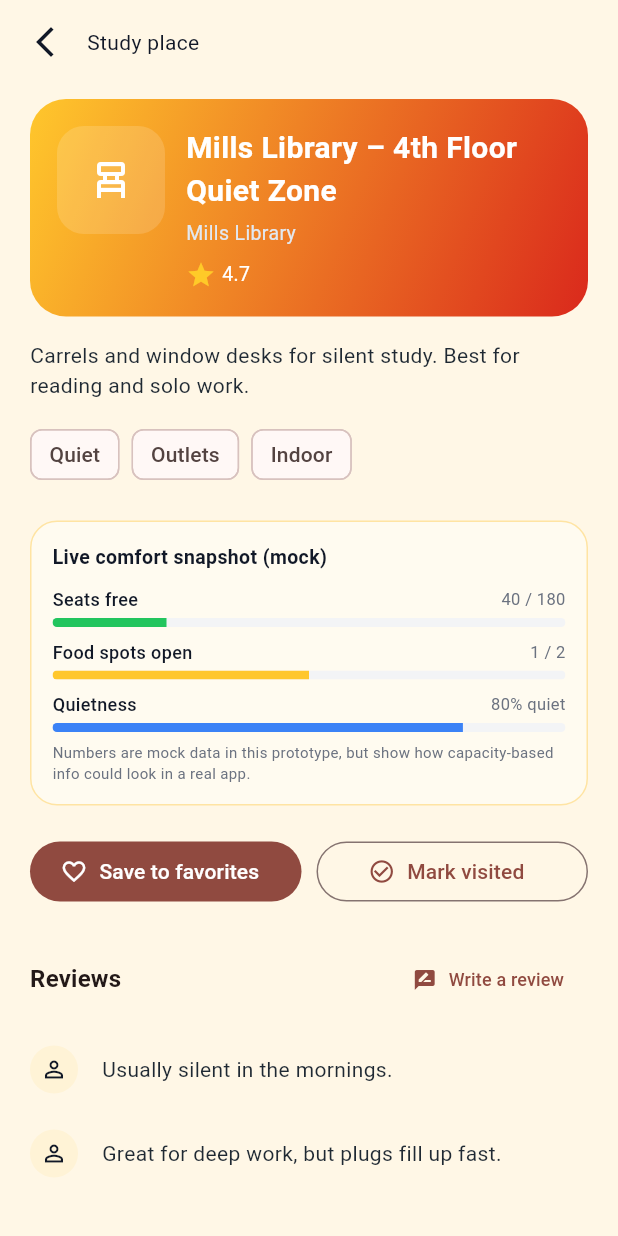
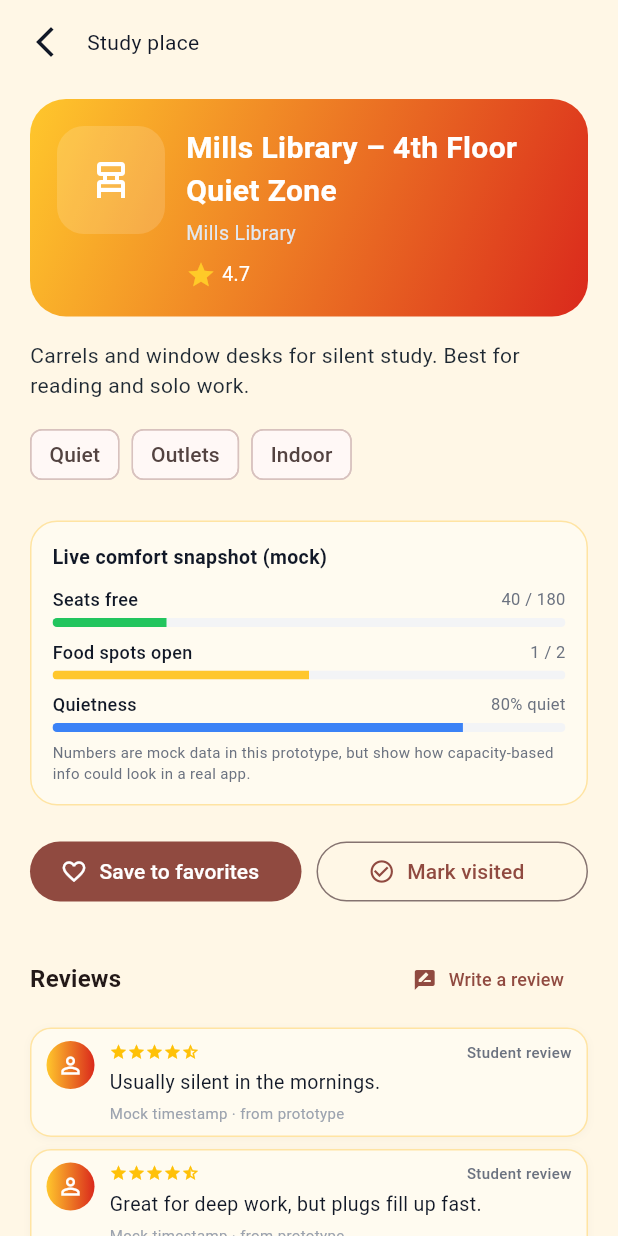
Before and after one commit to ZifanSi/DeskDash, a Flutter app: the PlaceDetailsScreen screen opened directly with sample values from the repository, on a phone screen of 412 x 824 dp. Run offline on Flutter 3.47's test engine with Material 3 defaults, Android fonts, the phone set to English and light mode, and no system bars; network calls fail.

Commit message:
_buildReviewsSection better ui

```diff
--- a/lib/screens/place_details_screen.dart
+++ b/lib/screens/place_details_screen.dart
@@ -334,7 +334,7 @@
         const SizedBox(height: 8),
         if (_reviews.isEmpty)
           Text(
-            'No reviews yet. In a real app, students would leave comments here.',
+            'No reviews yet. In this prototype, students can add their own comments about the vibe of this study spot.',
             style: Theme.of(context).textTheme.bodySmall,
           )
         else
@@ -342,21 +342,9 @@
             children:
                 _reviews
                     .map(
-                      (r) => ListTile(
-                        contentPadding: EdgeInsets.zero,
-                        leading: const CircleAvatar(
-                          radius: 16,
-                          backgroundColor: Color(0xFFFFF3D6),
-                          child: Icon(
-                            Icons.person_outline,
-                            size: 18,
-                            color: Color(0xFF111827),
-                          ),
-                        ),
-                        title: Text(
-                          r,
-                          style: Theme.of(context).textTheme.bodyMedium,
-                        ),
+                      (r) => Padding(
+                        padding: const EdgeInsets.only(bottom: 8),
+                        child: _ReviewCard(text: r),
                       ),
                     )
                     .toList(),
@@ -486,3 +474,99 @@
     );
   }
 }
+
+// ---------------- REVIEW CARD WIDGET ----------------
+
+class _ReviewCard extends StatelessWidget {
+  final String text;
+
+  const _ReviewCard({required this.text});
+
+  List<Widget> _buildStaticStars() {
+    // simple 4.5-star look – visual only
+    return const [
+      Icon(Icons.star, size: 12, color: Colors.amber),
+      Icon(Icons.star, size: 12, color: Colors.amber),
+      Icon(Icons.star, size: 12, color: Colors.amber),
+      Icon(Icons.star, size: 12, color: Colors.amber),
+      Icon(Icons.star_half, size: 12, color: Colors.amber),
+    ];
+  }
+
+  @override
+  Widget build(BuildContext context) {
+    return Container(
+      decoration: BoxDecoration(
+        color: const Color(0xFFFFFBF0),
+        borderRadius: BorderRadius.circular(14),
+        border: Border.all(color: const Color(0xFFFFE4A3)),
+        boxShadow: [
+          BoxShadow(
+            color: Colors.black.withOpacity(0.03),
+            blurRadius: 4,
+            offset: const Offset(0, 1),
+          ),
+        ],
+      ),
+      padding: const EdgeInsets.symmetric(horizontal: 10, vertical: 8),
+      child: Row(
+        crossAxisAlignment: CrossAxisAlignment.start,
+        children: [
+          // gradient avatar
+          Container(
+            width: 32,
+            height: 32,
+            decoration: const BoxDecoration(
+              shape: BoxShape.circle,
+              gradient: LinearGradient(
+                colors: [Color(0xFFFFC72C), Color(0xFFDA291C)],
+              ),
+            ),
+            child: const Icon(
+              Icons.person_outline,
+              size: 18,
+              color: Colors.white,
+            ),
+          ),
+          const SizedBox(width: 10),
+
+          // text + stars
+          Expanded(
+            child: Column(
+              crossAxisAlignment: CrossAxisAlignment.start,
+              children: [
+                Row(
+                  children: [
+                    Row(children: _buildStaticStars()),
+                    const Spacer(),
+                    const Text(
+                      'Student review',
+                      style: TextStyle(
+                        fontSize: 10,
+                        color: Color(0xFF6B7280),
+                        fontWeight: FontWeight.w500,
+                      ),
+                    ),
+                  ],
+                ),
+                const SizedBox(height: 4),
+                Text(
+                  text,
+                  style: const TextStyle(
+                    fontSize: 13,
+                    color: Color(0xFF111827),
+                  ),
+                ),
+                const SizedBox(height: 4),
+                const Text(
+                  'Mock timestamp · from prototype',
+                  style: TextStyle(fontSize: 10, color: Color(0xFF9CA3AF)),
+                ),
+              ],
+            ),
+          ),
+        ],
+      ),
+    );
+  }
+}
```
